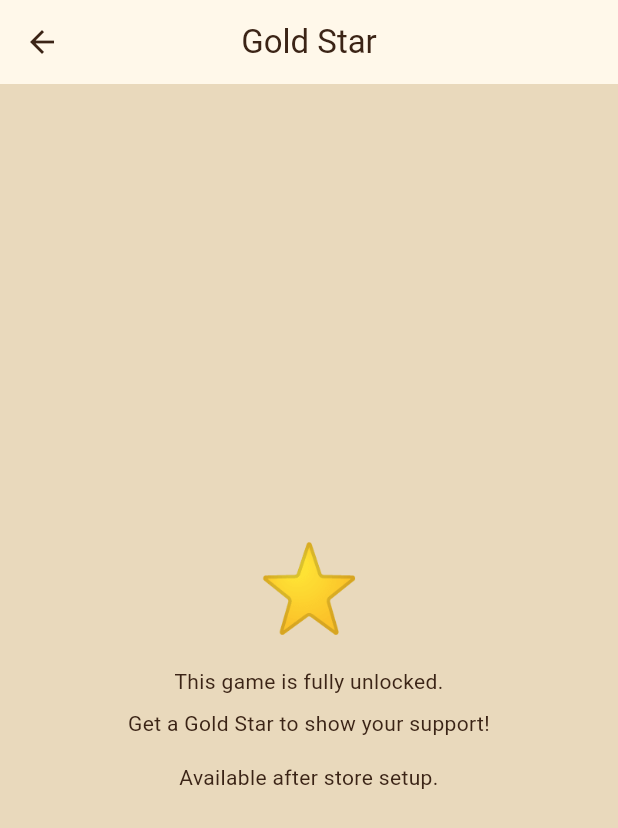
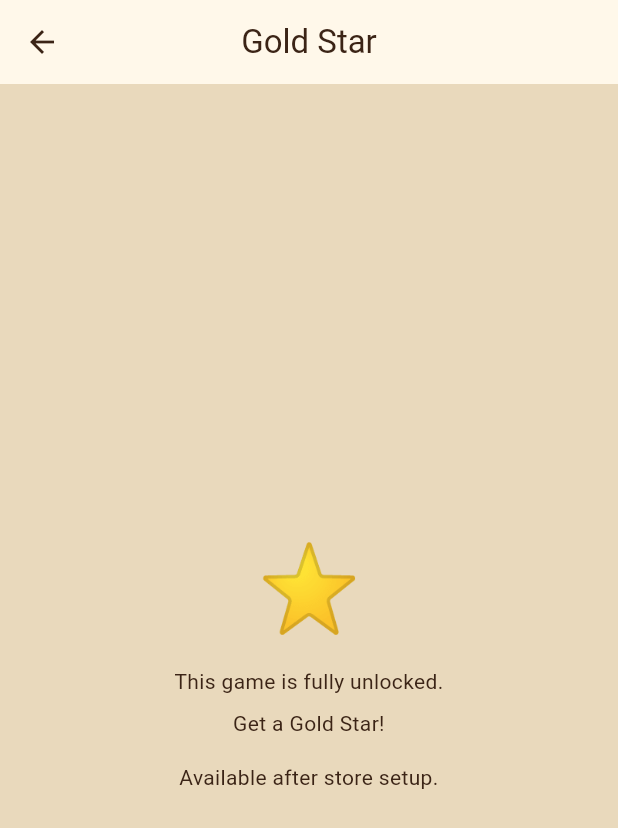
Before and after one commit to wjia-n/game-paperflick, a Flutter app: the _IosGoldStarScreen screen opened directly with empty values, on a phone screen of 412 x 824 dp. Shown: the top 828 px of the screen. Run offline on Flutter 3.47's test engine with Material 3 defaults, Android fonts, the phone set to English and light mode, and no system bars; our stand-ins replace audioplayers, cross_file, file_picker, in_app_purchase, in_app_review, qr_flutter and 2 more; missing offline and left inert: mobile_scanner; accounts and stored records are empty.

Commit message:
PRO cleanup (iOS only): drop 'supporting' from iOS Gold Star banner + Gold Star wording; Android untouched

```diff
--- a/lib/screens/menu_screen.dart
+++ b/lib/screens/menu_screen.dart
@@ -430,7 +430,7 @@ class _MenuScreenState extends State<MenuScreen> {
                             const SizedBox(width: 10),
                             Expanded(
                               child: Text(
-                                defaultTargetPlatform == TargetPlatform.iOS ? '⭐ Gold Star — thank you for supporting Paper Flick' : 'Go PRO: all themes, Trickshot mode, custom creator',
+                                defaultTargetPlatform == TargetPlatform.iOS ? '⭐ Gold Star — thank you!' : 'Go PRO: all themes, Trickshot mode, custom creator',
                                 style: Desk.body(14,
                                     theme: t,
                                     color: Colors.white)
--- a/lib/screens/pro_screen.dart
+++ b/lib/screens/pro_screen.dart
@@ -234,7 +234,7 @@ class _IosGoldStarScreen extends StatelessWidget {
                   builder: (_, owned, _) => Text(
                     owned
                         ? '⭐ Gold Star earned — thank you!'
-                        : 'Get a Gold Star to show your support!',
+                        : 'Get a Gold Star!',
                     textAlign: TextAlign.center,
                   ),
                 ),
```
